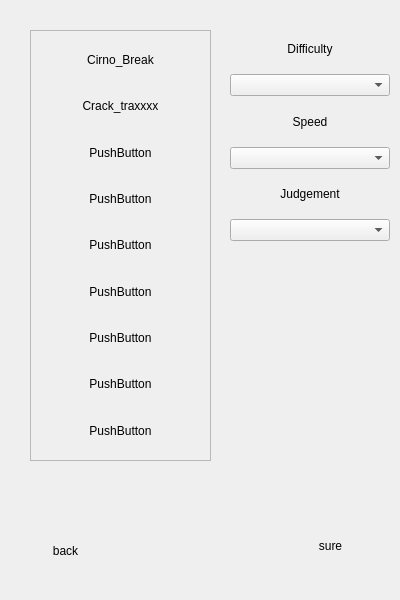
frank3215/untitled11, file mainwindow.ui: the form before one commit.
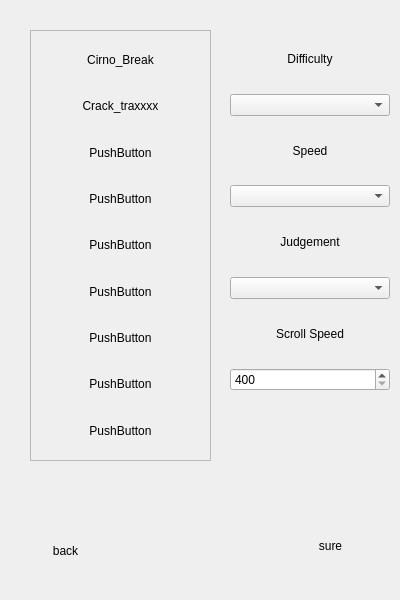
The form after the commit. Custom widgets are drawn as their Qt base class.

Patch:
```diff
--- a/mainwindow.ui
+++ b/mainwindow.ui
@@ -25,7 +25,15 @@
   <property name="windowTitle">
    <string>选歌界面</string>
   </property>
-  <widget class="QWidget" name="centralwidget">
+  <widget class="QWidget" name="centralwidget" native="true">
+   <property name="geometry">
+    <rect>
+     <x>0</x>
+     <y>0</y>
+     <width>410</width>
+     <height>601</height>
+    </rect>
+   </property>
    <widget class="QScrollArea" name="scrollArea">
     <property name="geometry">
      <rect>
@@ -433,7 +441,7 @@
       <x>230</x>
       <y>30</y>
       <width>160</width>
-      <height>211</height>
+      <height>361</height>
      </rect>
     </property>
     <layout class="QVBoxLayout" name="verticalLayout_2">
@@ -476,6 +484,29 @@
      <item>
       <widget class="QComboBox" name="comboBox"/>
      </item>
+     <item>
+      <widget class="QLabel" name="label_4">
+       <property name="text">
+        <string>Scroll Speed</string>
+       </property>
+       <property name="alignment">
+        <set>Qt::AlignCenter</set>
+       </property>
+      </widget>
+     </item>
+     <item>
+      <widget class="QSpinBox" name="spinBox">
+       <property name="minimum">
+        <number>400</number>
+       </property>
+       <property name="maximum">
+        <number>600</number>
+       </property>
+       <property name="singleStep">
+        <number>10</number>
+       </property>
+      </widget>
+     </item>
     </layout>
    </widget>
   </widget>
```
